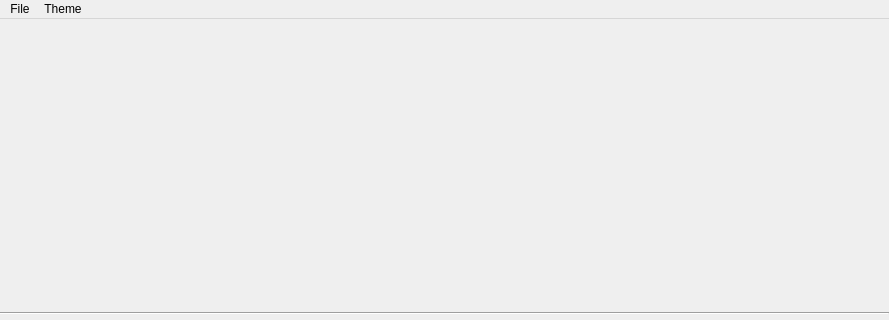
The window that ui_files/MainUI.ui (derrian-distro/LoRA_Easy_Training_Scripts) describes before a commit, drawn with Qt 5; both pictures show x 0 to 889 and y 0 to 320 of the 889 by 600 pixel window.
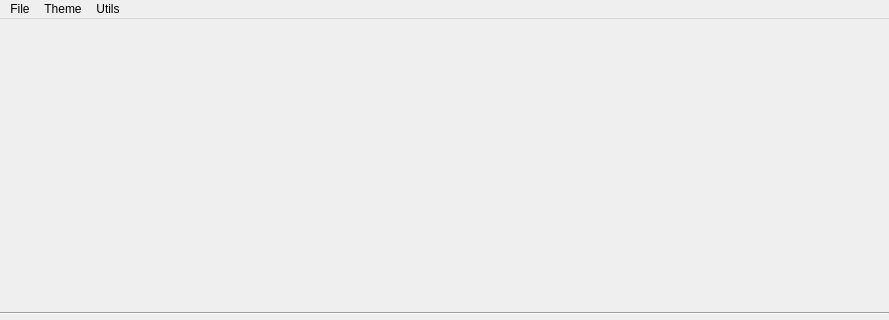
The same window after the commit.

Commit message:
Added the first of the Lora utils, resizing to the UI
You can access it by selecting it in the utils section of the top bar.

```diff
--- a/ui_files/MainUI.ui
+++ b/ui_files/MainUI.ui
@@ -70,8 +70,15 @@
     <addaction name="light_theme_menu"/>
     <addaction name="no_theme_action"/>
    </widget>
+   <widget class="QMenu" name="menuUtils">
+    <property name="title">
+     <string>Utils</string>
+    </property>
+    <addaction name="lora_resize_action"/>
+   </widget>
    <addaction name="menuFile"/>
    <addaction name="menuTheme"/>
+   <addaction name="menuUtils"/>
   </widget>
   <action name="save_toml">
    <property name="text">
```
Left out of the diff: 5 changed lines with no effect on the pictures. The commit also changes 6 other files.
